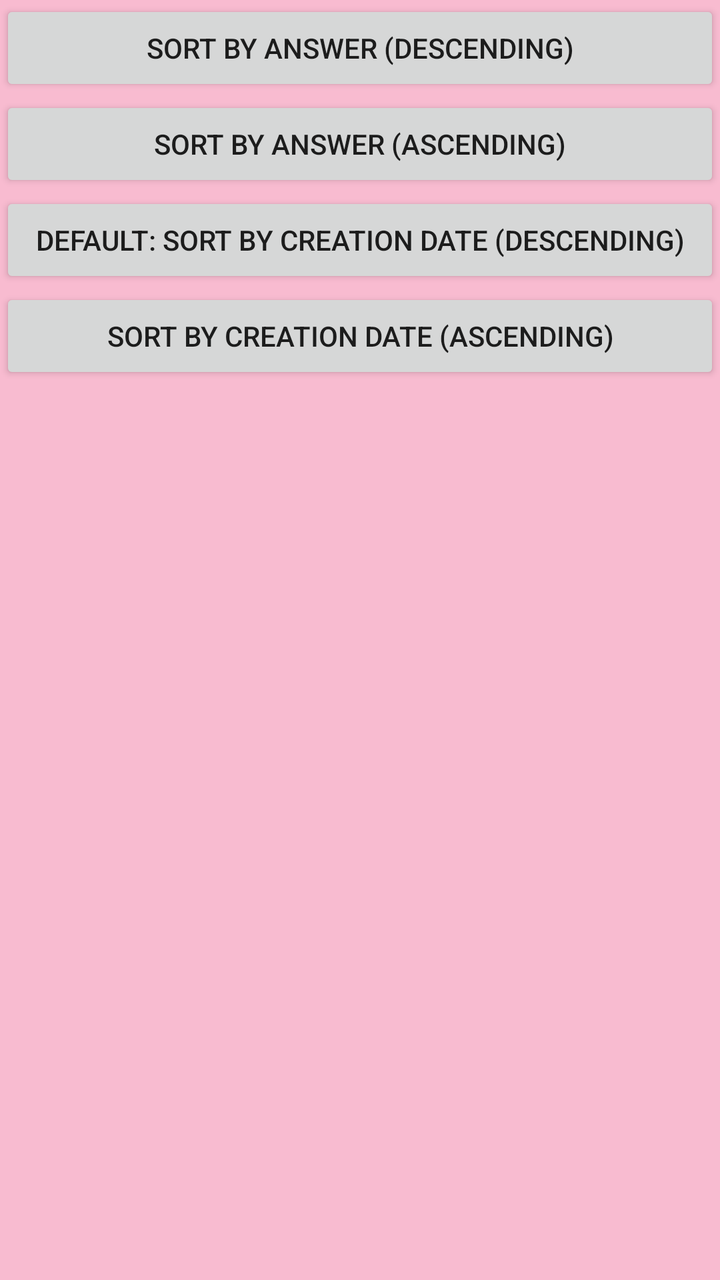
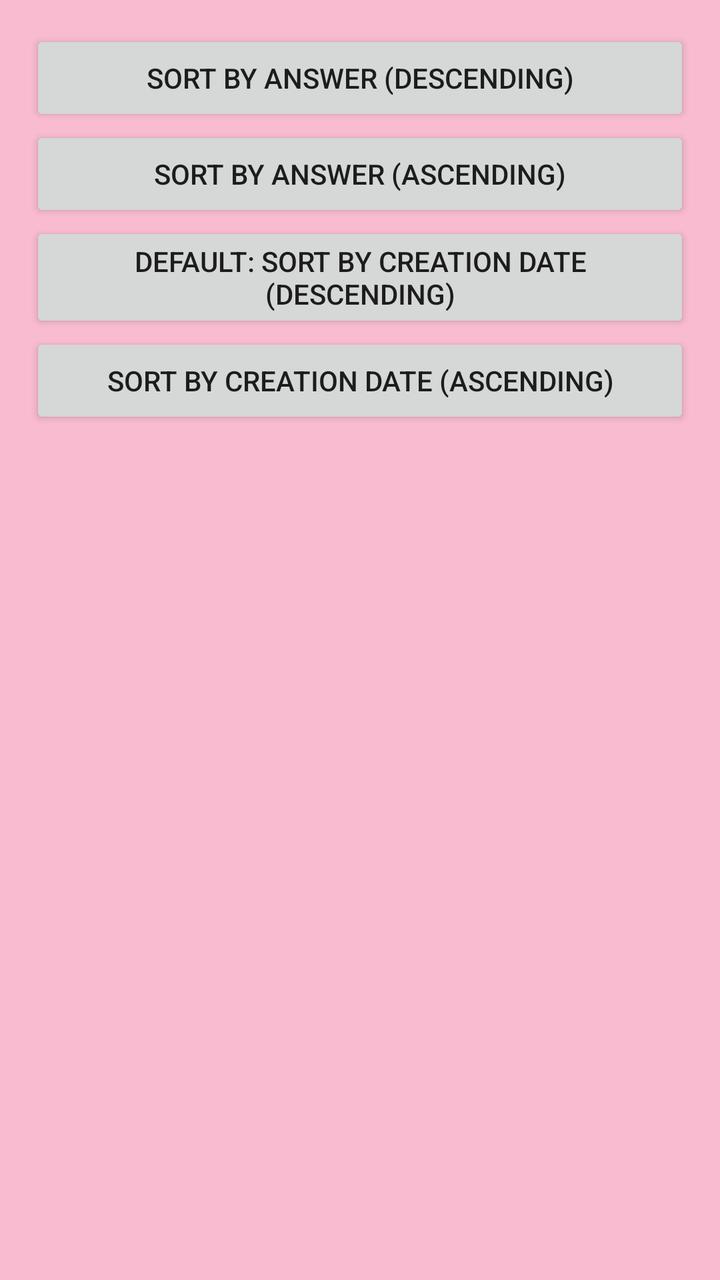

Compare the two renders of this Android layout. The source of the first and the diff that turns it into the second are given below.
<!-- AndroidManifest.xml: application theme MyMaterialTheme -->
<!-- res/layout/sort_entries_dialog_fragment.xml -->
<?xml version="1.0" encoding="utf-8"?>
<LinearLayout xmlns:android="http://schemas.android.com/apk/res/android"
    android:layout_width="match_parent"
    android:layout_height="match_parent"
    android:orientation="vertical">

    <Button
        android:id="@+id/sort_question_desc"
        android:layout_width="match_parent"
        android:layout_height="wrap_content"
        android:text="@string/sort_question_desc"
        android:visibility="gone" />

    <Button
        android:id="@+id/sort_question_asc"
        android:layout_width="match_parent"
        android:layout_height="wrap_content"
        android:text="@string/sort_question_asc"
        android:visibility="gone" />

    <Button
        android:id="@+id/sort_date_desc"
        android:layout_width="match_parent"
        android:layout_height="wrap_content"
        android:text="@string/sort_date_desc"
        android:visibility="gone" />

    <Button
        android:id="@+id/sort_date_asc"
        android:layout_width="match_parent"
        android:layout_height="wrap_content"
        android:text="@string/sort_date_asc"
        android:visibility="gone" />

    <Button
        android:id="@+id/sort_answer_desc"
        android:layout_width="match_parent"
        android:layout_height="wrap_content"
        android:text="@string/sort_answer_desc" />

    <Button
        android:id="@+id/sort_answer_asc"
        android:layout_width="match_parent"
        android:layout_height="wrap_content"
        android:text="@string/sort_answer_asc" />

    <Button
        android:id="@+id/sort_creation_desc"
        android:layout_width="match_parent"
        android:layout_height="wrap_content"
        android:text="@string/sort_creation_desc" />

    <Button
        android:id="@+id/sort_creation_asc"
        android:layout_width="match_parent"
        android:layout_height="wrap_content"
        android:text="@string/sort_creation_asc" />

</LinearLayout>
<!-- resources referenced by this layout -->
<resources>
  <string name="sort_answer_asc">Sort By Answer (Ascending)</string>
  <string name="sort_answer_desc">Sort By Answer (Descending)</string>
  <string name="sort_creation_asc">Sort By Creation Date (Ascending)</string>
  <string name="sort_creation_desc">Default: Sort By Creation Date (Descending)</string>
  <string name="sort_date_asc">Sort By Date (Ascending)</string>
  <string name="sort_date_desc">Sort By Date (Descending)</string>
  <string name="sort_question_asc">Sort By Question (Ascending)</string>
  <string name="sort_question_desc">Sort By Question (Descending)</string>
  <style name="MyMaterialTheme" parent="MyMaterialTheme.Base">
  
      </style>
  <style name="MyMaterialTheme.Base" parent="Theme.AppCompat.Light.DarkActionBar">
          <item name="windowNoTitle">true</item>
          <item name="windowActionBar">false</item>
          <item name="colorPrimary">@color/colorPrimary</item>
          <item name="colorPrimaryDark">@color/colorPrimaryDark</item>
          <item name="colorAccent">@color/colorAccent</item>
          <item name="android:windowBackground">@color/windowBackground</item>
      </style>
  <color name="colorPrimary">#EC407A</color>
  <color name="colorPrimaryDark">#AD1457</color>
  <color name="colorAccent">#EA80FC</color>
  <color name="windowBackground">#F8BBD0</color>
</resources>

<!-- the commit's change to res/layout/sort_entries_dialog_fragment.xml (unified diff, before → after) -->
@@ -2,7 +2,8 @@
 <LinearLayout xmlns:android="http://schemas.android.com/apk/res/android"
     android:layout_width="match_parent"
     android:layout_height="match_parent"
-    android:orientation="vertical">
+    android:orientation="vertical"
+    android:padding="15dp">
 
     <Button
         android:id="@+id/sort_question_desc"
